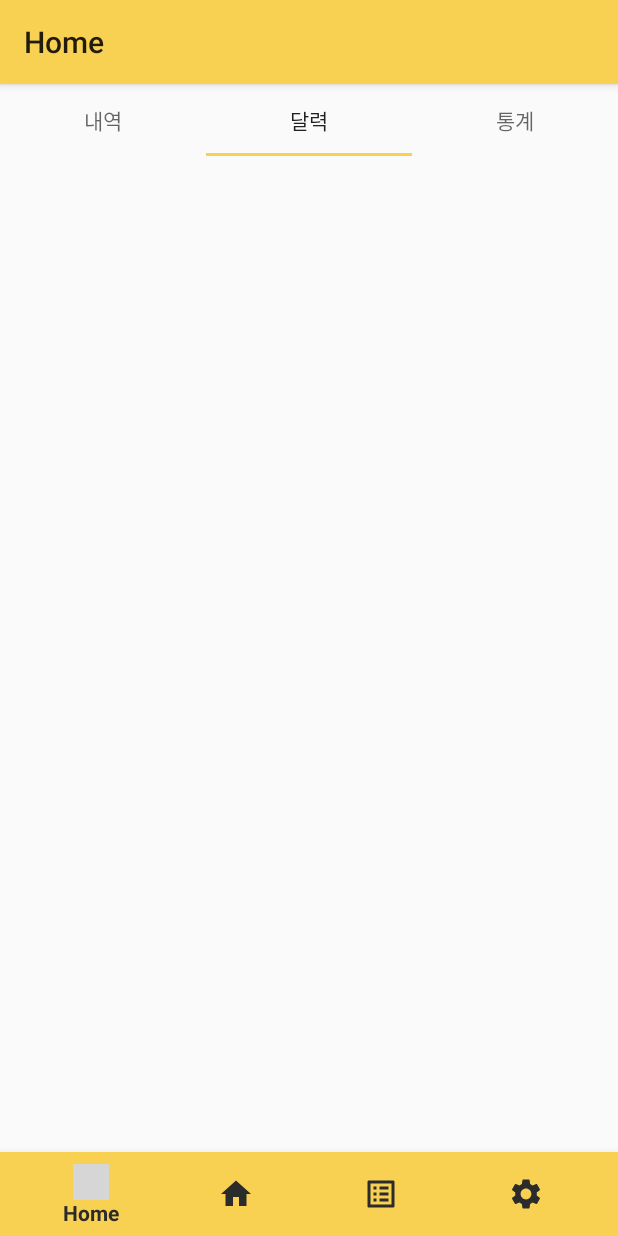
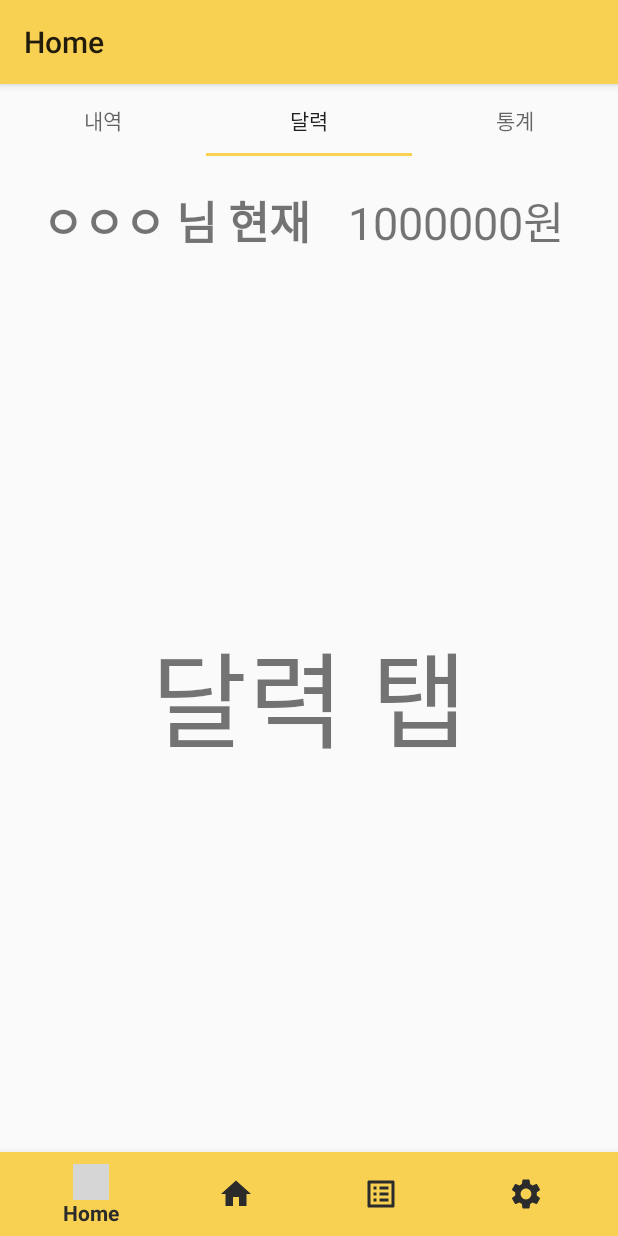
Before and after one commit to primayy/Legeno, an Android app: the screen it shows after launch (MainActivity), tab 2 chosen, on a phone screen of 412 x 824 dp. Run offline under Robolectric (Android 15) with nearby library versions, the phone set to English and light mode, and no system bars; our stand-ins replace navigation-ui; grey boxes are pictures that could not be loaded.

Commit message:
내역, 달력, 통계 탭 navigator 구현

```diff
--- a/app/src/main/java/com/example/billage/ui/home/HomeFragment.java
+++ b/app/src/main/java/com/example/billage/ui/home/HomeFragment.java
@@ -39,7 +39,7 @@ public class HomeFragment extends Fragment {
 
                 Log.d("test", String.valueOf(tab.getPosition()));
                 int position = tab.getPosition();
-                //changeView(position);
+                changeView(position);
 
             }
 
@@ -57,28 +57,28 @@ public class HomeFragment extends Fragment {
         return root;
     }
 
-//    private void changeView (int index) {
-//        TextView textView1 = (TextView) root.findViewById(R.id.text1) ;
-//        TextView textView2 = (TextView) root.findViewById(R.id.text2) ;
-//        TextView textView3 = (TextView) root.findViewById(R.id.text3) ;
-//
-//        switch (index) {
-//            case 0 :
-//                textView1.setVisibility(View.VISIBLE) ;
-//                textView2.setVisibility(View.INVISIBLE) ;
-//                textView3.setVisibility(View.INVISIBLE) ;
-//                break ;
-//            case 1 :
-//                textView1.setVisibility(View.INVISIBLE) ;
-//                textView2.setVisibility(View.VISIBLE) ;
-//                textView3.setVisibility(View.INVISIBLE) ;
-//                break ;
-//            case 2 :
-//                textView1.setVisibility(View.INVISIBLE) ;
-//                textView2.setVisibility(View.INVISIBLE) ;
-//                textView3.setVisibility(View.VISIBLE) ;
-//                break ;
-//
-//        }
-//    }
+    private void changeView (int index) {
+        TextView textView1 = (TextView) getView().findViewById(R.id.usage) ;
+        TextView textView2 = (TextView) getView().findViewById(R.id.callender) ;
+        TextView textView3 = (TextView) getView().findViewById(R.id.statistic) ;
+
+        switch (index) {
+            case 0 :
+                textView1.setVisibility(View.VISIBLE) ;
+                textView2.setVisibility(View.INVISIBLE) ;
+                textView3.setVisibility(View.INVISIBLE) ;
+                break ;
+            case 1 :
+                textView1.setVisibility(View.INVISIBLE) ;
+                textView2.setVisibility(View.VISIBLE) ;
+                textView3.setVisibility(View.INVISIBLE) ;
+                break ;
+            case 2 :
+                textView1.setVisibility(View.INVISIBLE) ;
+                textView2.setVisibility(View.INVISIBLE) ;
+                textView3.setVisibility(View.VISIBLE) ;
+                break ;
+
+        }
+    }
 }
--- a/app/src/main/res/layout/activity_main.xml
+++ b/app/src/main/res/layout/activity_main.xml
@@ -1,6 +1,7 @@
 <?xml version="1.0" encoding="utf-8"?>
 <androidx.constraintlayout.widget.ConstraintLayout xmlns:android="http://schemas.android.com/apk/res/android"
     xmlns:app="http://schemas.android.com/apk/res-auto"
+    xmlns:tools="http://schemas.android.com/tools"
     android:id="@+id/container"
     android:layout_width="match_parent"
     android:layout_height="match_parent"
@@ -31,7 +32,7 @@
         app:layout_constraintLeft_toLeftOf="parent"
         app:layout_constraintRight_toRightOf="parent"
         app:layout_constraintTop_toTopOf="parent"
-        app:layout_constraintVertical_bias="1.0"
+        app:layout_constraintVertical_bias="0.0"
         app:navGraph="@navigation/mobile_navigation" />
 
 
--- a/app/src/main/res/layout/home.xml
+++ b/app/src/main/res/layout/home.xml
@@ -33,4 +33,71 @@
             android:layout_height="wrap_content"
             android:text="통계" />
     </com.google.android.material.tabs.TabLayout>
+
+    <TextView
+        android:id="@+id/username"
+        android:layout_width="wrap_content"
+        android:layout_height="wrap_content"
+        android:text="ㅇㅇㅇ 님 현재"
+        android:textSize="30dp"
+        android:textStyle="bold"
+        app:layout_constraintBottom_toBottomOf="parent"
+        app:layout_constraintEnd_toEndOf="parent"
+        app:layout_constraintHorizontal_bias="0.121"
+        app:layout_constraintStart_toStartOf="parent"
+        app:layout_constraintTop_toBottomOf="@+id/three_tabs"
+        app:layout_constraintVertical_bias="0.031" />
+
+    <TextView
+        android:id="@+id/current_money"
+        android:layout_width="wrap_content"
+        android:layout_height="wrap_content"
+        android:text="1000000원"
+        android:textSize="30sp"
+        app:layout_constraintBottom_toBottomOf="parent"
+        app:layout_constraintEnd_toEndOf="parent"
+        app:layout_constraintHorizontal_bias="0.411"
+        app:layout_constraintStart_toEndOf="@+id/username"
+        app:layout_constraintTop_toBottomOf="@+id/three_tabs"
+        app:layout_constraintVertical_bias="0.031" />
+
+    <TextView
+        android:id="@+id/usage"
+        android:layout_width="wrap_content"
+        android:layout_height="wrap_content"
+        android:text="내역 탭"
+        android:textSize="70sp"
+        android:visibility="visible"
+        app:layout_constraintBottom_toBottomOf="parent"
+        app:layout_constraintEnd_toEndOf="parent"
+        app:layout_constraintStart_toStartOf="parent"
+        app:layout_constraintTop_toBottomOf="@+id/three_tabs"
+        tools:ignore="MissingConstraints" />
+
+    <TextView
+        android:id="@+id/statistic"
+        android:layout_width="wrap_content"
+        android:layout_height="wrap_content"
+        android:text="통계 탭"
+        android:textSize="70sp"
+        android:visibility="invisible"
+        app:layout_constraintBottom_toBottomOf="parent"
+        app:layout_constraintEnd_toEndOf="parent"
+        app:layout_constraintStart_toStartOf="parent"
+        app:layout_constraintTop_toBottomOf="@+id/three_tabs"
+        tools:ignore="MissingConstraints" />
+
+    <TextView
+        android:id="@+id/callender"
+        android:layout_width="wrap_content"
+        android:layout_height="wrap_content"
+        android:text="달력 탭"
+        android:textSize="70sp"
+        android:visibility="invisible"
+        app:layout_constraintBottom_toBottomOf="parent"
+        app:layout_constraintEnd_toEndOf="parent"
+        app:layout_constraintStart_toStartOf="parent"
+        app:layout_constraintTop_toBottomOf="@+id/three_tabs"
+        tools:ignore="MissingConstraints" />
+
 </androidx.constraintlayout.widget.ConstraintLayout>
--- /dev/null
+++ b/build.gradle
@@ -0,0 +1,29 @@
+// Top-level build file where you can add configuration options common to all sub-projects/modules.
+
+buildscript {
+
+    repositories {
+        google()
+        jcenter()
+
+    }
+    dependencies {
+        classpath 'com.android.tools.build:gradle:3.6.3'
+
+
+        // NOTE: Do not place your application dependencies here; they belong
+        // in the individual module build.gradle files
+    }
+}
+
+allprojects {
+    repositories {
+        google()
+        jcenter()
+
+    }
+}
+
+task clean(type: Delete) {
+    delete rootProject.buildDir
+}
--- /dev/null
+++ b/gradle.properties
@@ -0,0 +1,19 @@
+# Project-wide Gradle settings.
+# IDE (e.g. Android Studio) users:
+# Gradle settings configured through the IDE *will override*
+# any settings specified in this file.
+# For more details on how to configure your build environment visit
+# http://www.gradle.org/docs/current/userguide/build_environment.html
+# Specifies the JVM arguments used for the daemon process.
+# The setting is particularly useful for tweaking memory settings.
+org.gradle.jvmargs=-Xmx1536m
+# When configured, Gradle will run in incubating parallel mode.
+# This option should only be used with decoupled projects. More details, visit
+# http://www.gradle.org/docs/current/userguide/multi_project_builds.html#sec:decoupled_projects
+# org.gradle.parallel=true
+# AndroidX package structure to make it clearer which packages are bundled with the
+# Android operating system, and which are packaged with your app's APK
+# https://developer.android.com/topic/libraries/support-library/androidx-rn
+android.useAndroidX=true
+# Automatically convert third-party libraries to use AndroidX
+android.enableJetifier=true
--- /dev/null
+++ b/settings.gradle
@@ -0,0 +1,2 @@
+rootProject.name='Billage'
+include ':app'
```
Also changed, not shown: gradle/wrapper/gradle-wrapper.properties (added), 4 other files.
